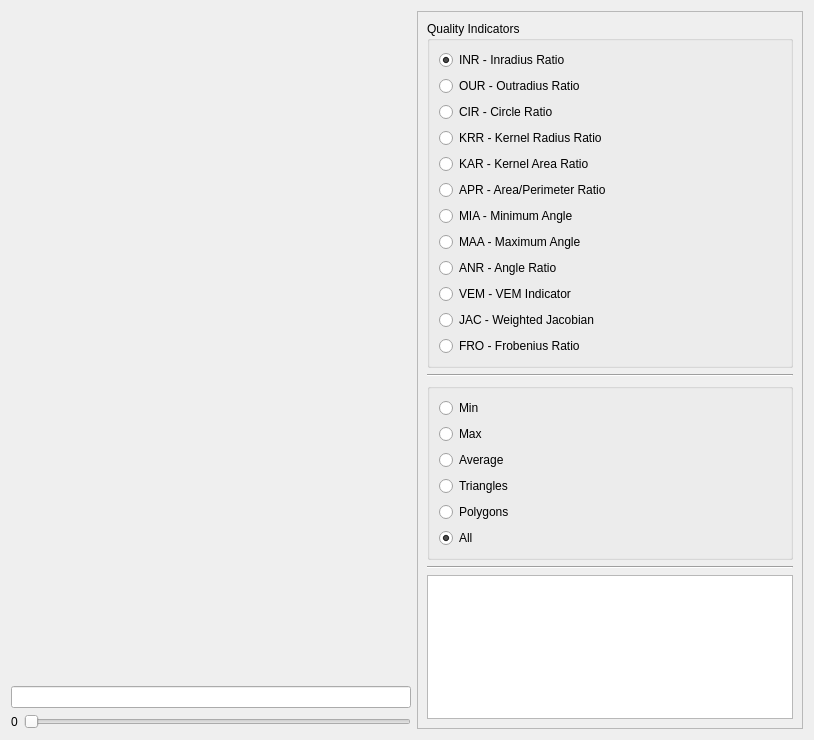
DanielaCabiddu/PEMesh.2, file src/meshmetricsgraphicwidget.ui: the form before one commit.
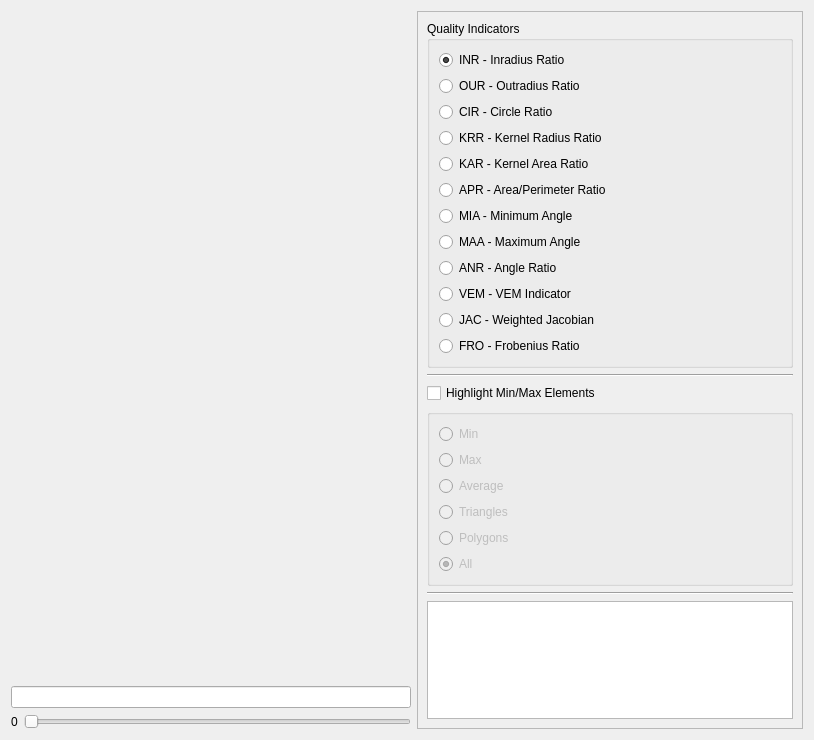
The form after the commit. Custom widgets are drawn as their Qt base class.

Commit message: fix #6 - changed. The whole color map is displayed by default. A new checkbox allows to highlight elements where the minimum and maximum values of the selected quality indicators lie.

Diff of the .ui file:
```diff
--- a/src/meshmetricsgraphicwidget.ui
+++ b/src/meshmetricsgraphicwidget.ui
@@ -161,8 +161,18 @@
         </property>
        </widget>
       </item>
+      <item>
+       <widget class="QCheckBox" name="highlight_min_max_cb">
+        <property name="text">
+         <string>Highlight Min/Max Elements</string>
+        </property>
+       </widget>
+      </item>
       <item>
        <widget class="QGroupBox" name="groupBox_2">
+        <property name="enabled">
+         <bool>false</bool>
+        </property>
         <property name="title">
          <string/>
         </property>
```
The commit also changes 2 other files.
